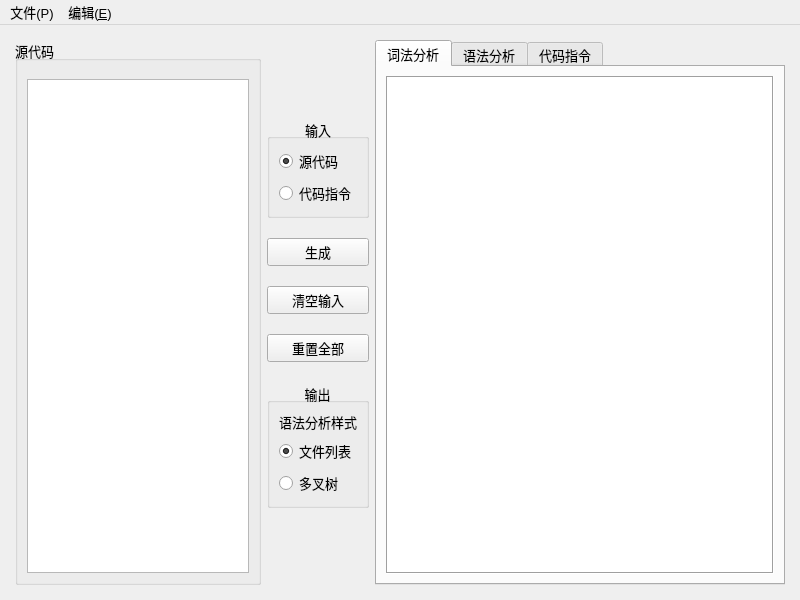
Qt form minic/ui/mainwindow.ui (Ryzin/MiniC) before a commit.
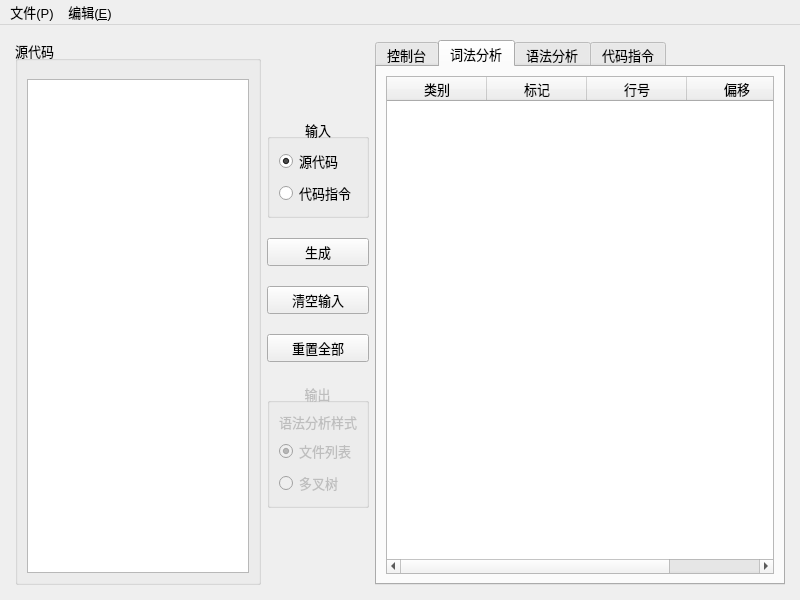
The same form after that commit. The open tabs and pages were chosen to show the change.

```diff
--- a/minic/ui/mainwindow.ui
+++ b/minic/ui/mainwindow.ui
@@ -178,6 +178,9 @@
         </item>
         <item>
          <widget class="QGroupBox" name="groupBox_2">
+          <property name="enabled">
+           <bool>false</bool>
+          </property>
           <property name="font">
            <font>
             <pointsize>10</pointsize>
@@ -285,13 +288,13 @@
         <property name="currentIndex">
          <number>1</number>
         </property>
-        <widget class="QWidget" name="tab">
+        <widget class="QWidget" name="tab_0">
          <attribute name="title">
-          <string>词法分析</string>
+          <string>控制台</string>
          </attribute>
          <layout class="QGridLayout" name="gridLayout_2">
           <item row="0" column="0">
-           <widget class="QTextEdit" name="result_textEdit">
+           <widget class="QTextEdit" name="console_textEdit">
             <property name="frameShape">
              <enum>QFrame::Box</enum>
             </property>
@@ -311,6 +314,48 @@
           </item>
          </layout>
         </widget>
+        <widget class="QWidget" name="tab">
+         <attribute name="title">
+          <string>词法分析</string>
+         </attribute>
+         <layout class="QGridLayout" name="gridLayout_2">
+          <item row="0" column="0">
+           <widget class="QTableWidget" name="lexer_tableWidget">
+            <property name="font">
+             <font>
+              <pointsize>10</pointsize>
+             </font>
+            </property>
+            <attribute name="horizontalHeaderCascadingSectionResizes">
+             <bool>true</bool>
+            </attribute>
+            <attribute name="horizontalHeaderShowSortIndicator" stdset="0">
+             <bool>false</bool>
+            </attribute>
+            <column>
+             <property name="text">
+              <string>类别</string>
+             </property>
+            </column>
+            <column>
+             <property name="text">
+              <string>标记</string>
+             </property>
+            </column>
+            <column>
+             <property name="text">
+              <string>行号</string>
+             </property>
+            </column>
+            <column>
+             <property name="text">
+              <string>偏移</string>
+             </property>
+            </column>
+           </widget>
+          </item>
+         </layout>
+        </widget>
         <widget class="QWidget" name="tab_2">
          <attribute name="title">
           <string>语法分析</string>
```
Left out of the diff: 9 changed lines with no effect on the pictures.
